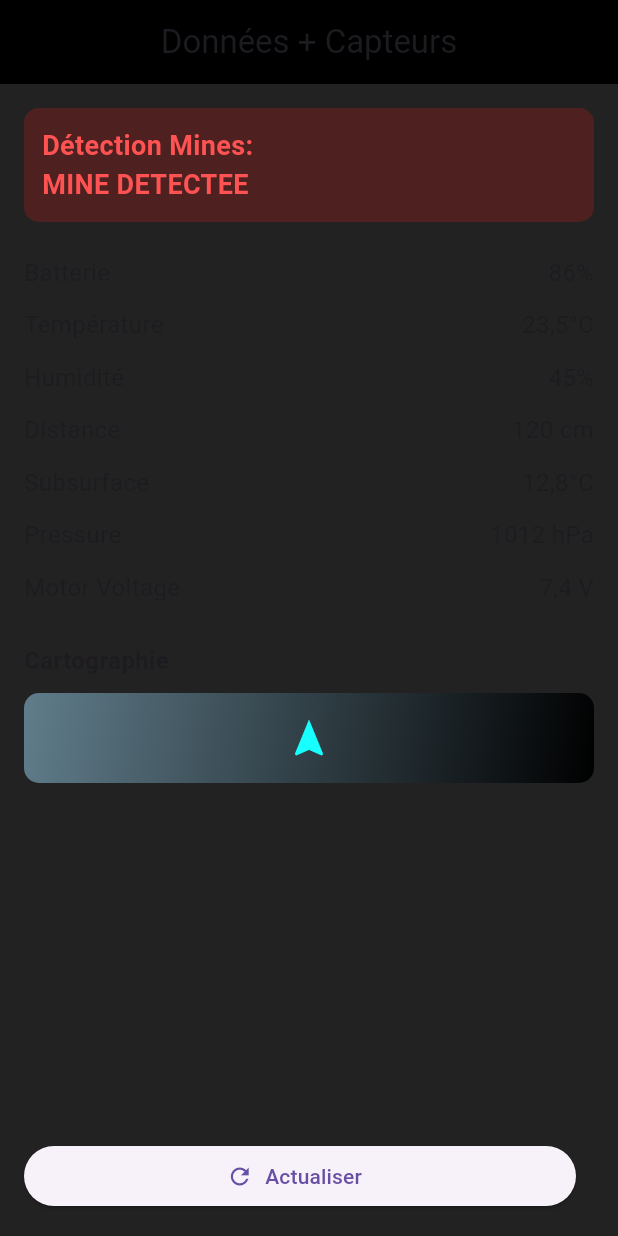
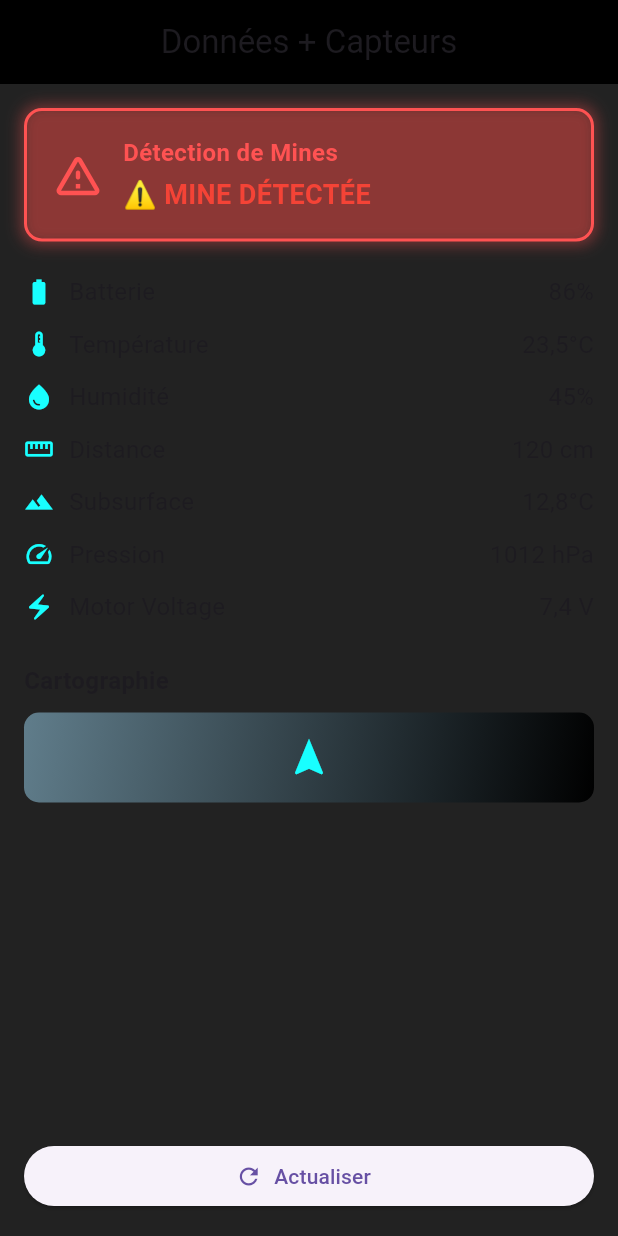
Before and after one commit to moh-383/appp, a Flutter app: the DonneesCapteursPage screen opened directly, on a phone screen of 412 x 824 dp. Run offline on Flutter 3.47's test engine with Material 3 defaults, Android fonts, the phone set to English and light mode, and no system bars.

Commit message:
Ajout des icones

```diff
--- a/lib/screens/sensors_screen.dart
+++ b/lib/screens/sensors_screen.dart
@@ -34,31 +34,68 @@ class DonneesCapteursPage extends StatelessWidget {
         padding: const EdgeInsets.all(16),
         child: Column(
           children: [
+            // 🔴 Zone stylée de détection de mine
             Container(
               width: double.infinity,
-              padding: const EdgeInsets.all(12),
+              padding: const EdgeInsets.all(16),
               decoration: BoxDecoration(
-                color: Colors.red.shade900.withOpacity(0.3),
-                borderRadius: BorderRadius.circular(10),
+                color: Colors.red.withOpacity(0.15),
+                border: Border.all(color: Colors.redAccent, width: 2),
+                borderRadius: BorderRadius.circular(12),
+                boxShadow: [
+                  BoxShadow(
+                    color: Colors.redAccent.withOpacity(0.4),
+                    blurRadius: 8,
+                    spreadRadius: 2,
+                  ),
+                ],
               ),
-              child: const Text(
-                'Détection Mines:\nMINE DETECTEE',
-                style: TextStyle(
-                  color: Colors.redAccent,
-                  fontWeight: FontWeight.bold,
-                  fontSize: 18,
-                ),
+              child: Row(
+                children: const [
+                  Icon(Icons.warning_amber_rounded,
+                      color: Colors.redAccent, size: 36),
+                  SizedBox(width: 12),
+                  Expanded(
+                    child: Column(
+                      crossAxisAlignment: CrossAxisAlignment.start,
+                      children: [
+                        Text(
+                          'Détection de Mines',
+                          style: TextStyle(
+                            fontSize: 16,
+                            color: Colors.redAccent,
+                            fontWeight: FontWeight.bold,
+                          ),
+                        ),
+                        SizedBox(height: 4),
+                        Text(
+                          '⚠ MINE DÉTECTÉE',
+                          style: TextStyle(
+                            fontSize: 18,
+                            color: Colors.red,
+                            fontWeight: FontWeight.bold,
+                          ),
+                        ),
+                      ],
+                    ),
+                  ),
+                ],
               ),
             ),
+
             const SizedBox(height: 16),
-            _buildDataRow('Batterie', '86%'),
-            _buildDataRow('Température', '23,5°C'),
-            _buildDataRow('Humidité', '45%'),
-            _buildDataRow('Distance', '120 cm'),
-            _buildDataRow('Subsurface', '12,8°C'),
-            _buildDataRow('Pressure', '1012 hPa'),
-            _buildDataRow('Motor Voltage', '7,4 V'),
+
+            // 🧾 Lignes de données avec icônes
+            _buildDataRow(Icons.battery_full, 'Batterie', '86%'),
+            _buildDataRow(Icons.thermostat, 'Température', '23,5°C'),
+            _buildDataRow(Icons.water_drop, 'Humidité', '45%'),
+            _buildDataRow(Icons.straighten, 'Distance', '120 cm'),
+            _buildDataRow(Icons.landscape, 'Subsurface', '12,8°C'),
+            _buildDataRow(Icons.speed, 'Pression', '1012 hPa'),
+            _buildDataRow(Icons.electric_bolt, 'Motor Voltage', '7,4 V'),
+
             const SizedBox(height: 20),
+
             const Align(
               alignment: Alignment.centerLeft,
               child: Text(
@@ -66,7 +103,10 @@ class DonneesCapteursPage extends StatelessWidget {
                 style: TextStyle(fontSize: 16, fontWeight: FontWeight.bold),
               ),
             ),
+
             const SizedBox(height: 10),
+
+            // 🗺 Carte stylisée
             Container(
               height: 60,
               decoration: BoxDecoration(
@@ -79,10 +119,14 @@ class DonneesCapteursPage extends StatelessWidget {
                 ),
               ),
               child: const Center(
-                child: Icon(Icons.navigation, color: Colors.cyanAccent, size: 30),
+                child: Icon(Icons.navigation,
+                    color: Colors.cyanAccent, size: 30),
               ),
             ),
+
             const Spacer(),
+
+            // 🔘 Bouton Actualiser
             Row(
               children: [
                 Expanded(
@@ -92,8 +136,6 @@ class DonneesCapteursPage extends StatelessWidget {
                     label: const Text('Actualiser'),
                   ),
                 ),
-                const SizedBox(width: 12),
-
               ],
             ),
           ],
@@ -102,13 +144,17 @@ class DonneesCapteursPage extends StatelessWidget {
     );
   }
 
-  Widget _buildDataRow(String label, String value) {
+  // 🧩 Widget avec icône + texte + valeur
+  static Widget _buildDataRow(IconData icon, String label, String value) {
     return Padding(
       padding: const EdgeInsets.symmetric(vertical: 6),
       child: Row(
-        mainAxisAlignment: MainAxisAlignment.spaceBetween,
         children: [
-          Text(label, style: const TextStyle(fontSize: 16)),
+          Icon(icon, color: Colors.cyanAccent, size: 20),
+          const SizedBox(width: 10),
+          Expanded(
+            child: Text(label, style: const TextStyle(fontSize: 16)),
+          ),
           Text(value, style: const TextStyle(fontSize: 16)),
         ],
       ),
```
